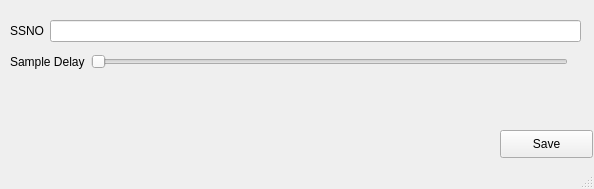
Qt form UI/settingsUI.ui (flok/PlayStationDiscordRPC) before a commit.
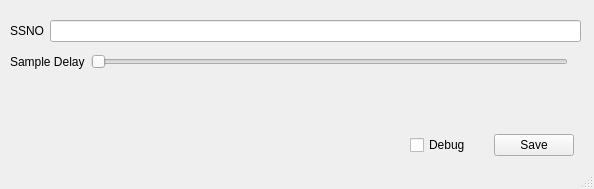
The same form after that commit.

Commit message: Add Debug button inside settings menu

Patch:
```diff
--- a/UI/settingsUI.ui
+++ b/UI/settingsUI.ui
@@ -10,22 +10,59 @@
     <height>189</height>
    </rect>
   </property>
+  <property name="sizePolicy">
+   <sizepolicy hsizetype="Fixed" vsizetype="Fixed">
+    <horstretch>0</horstretch>
+    <verstretch>0</verstretch>
+   </sizepolicy>
+  </property>
+  <property name="minimumSize">
+   <size>
+    <width>594</width>
+    <height>189</height>
+   </size>
+  </property>
+  <property name="maximumSize">
+   <size>
+    <width>594</width>
+    <height>189</height>
+   </size>
+  </property>
   <property name="windowTitle">
    <string>Settings</string>
   </property>
   <widget class="QWidget" name="centralwidget">
-   <widget class="QPushButton" name="pushButton">
+   <property name="sizePolicy">
+    <sizepolicy hsizetype="Fixed" vsizetype="Fixed">
+     <horstretch>0</horstretch>
+     <verstretch>0</verstretch>
+    </sizepolicy>
+   </property>
+   <widget class="QWidget" name="">
     <property name="geometry">
      <rect>
-      <x>500</x>
+      <x>410</x>
       <y>130</y>
-      <width>93</width>
-      <height>28</height>
+      <width>164</width>
+      <height>30</height>
      </rect>
     </property>
-    <property name="text">
-     <string>Save</string>
-    </property>
+    <layout class="QHBoxLayout" name="horizontalLayout_3">
+     <item>
+      <widget class="QCheckBox" name="cb_debug">
+       <property name="text">
+        <string>Debug</string>
+       </property>
+      </widget>
+     </item>
+     <item>
+      <widget class="QPushButton" name="pushButton">
+       <property name="text">
+        <string>Save</string>
+       </property>
+      </widget>
+     </item>
+    </layout>
    </widget>
    <widget class="QWidget" name="">
     <property name="geometry">
```
The commit also changes 4 other files.
